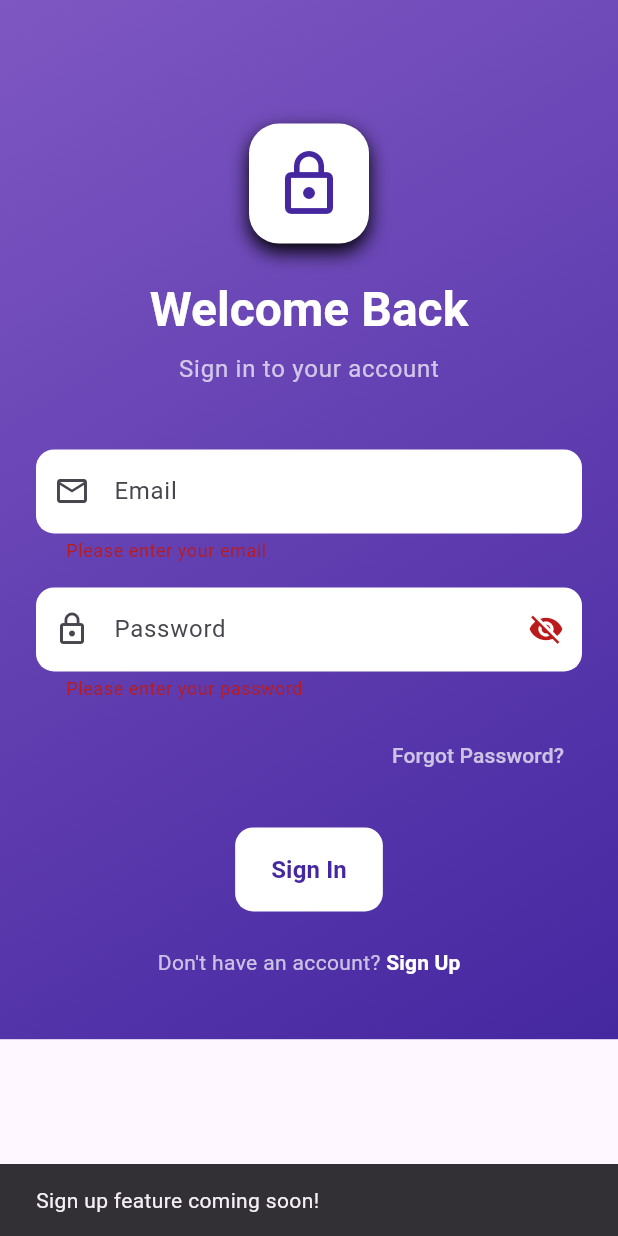
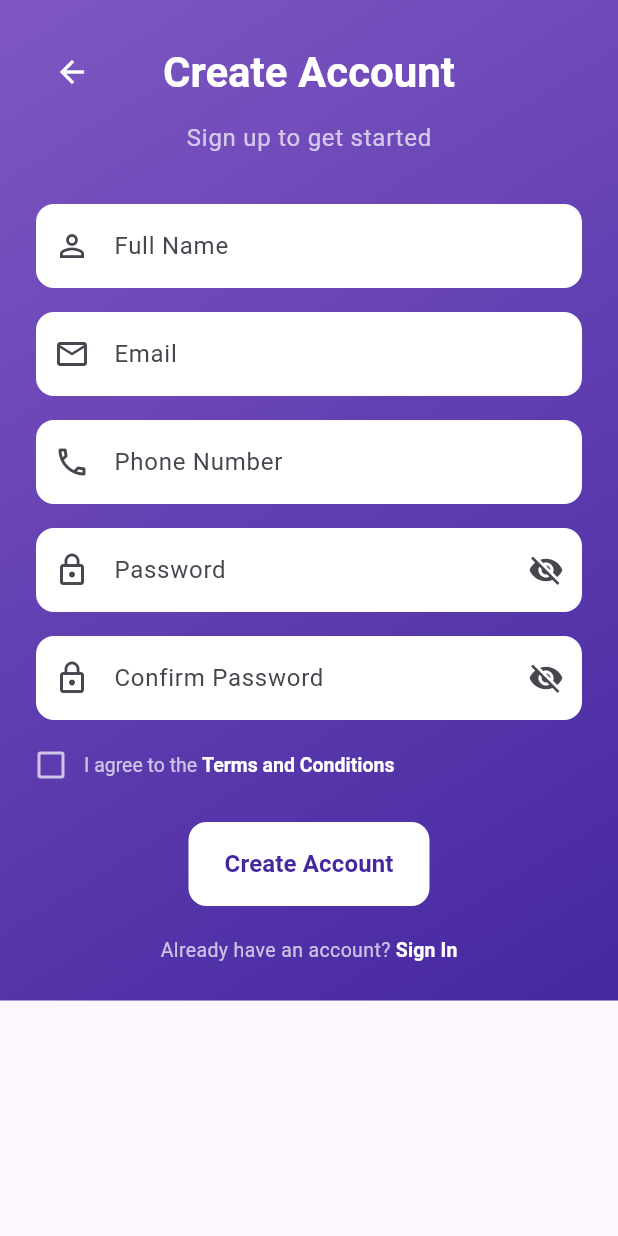
Before and after one commit to K31YY/branh_app, a Flutter app: the screen it shows after launch, after a tap on "Sign In", after a tap on "Sign Up", on a phone screen of 412 x 824 dp. Run offline on Flutter 3.47's test engine with Material 3 defaults, Android fonts, the phone set to English and light mode, and no system bars.

Commit message:
created register

```diff
--- a/lib/login.dart
+++ b/lib/login.dart
@@ -1,4 +1,5 @@
 import 'package:flutter/material.dart';
+import 'register.dart';
 
 class LoginScreen extends StatefulWidget {
   const LoginScreen({super.key});
@@ -274,9 +275,9 @@ class _LoginScreenState extends State<LoginScreen> {
                         ),
                         TextButton(
                           onPressed: () {
-                            ScaffoldMessenger.of(context).showSnackBar(
-                              const SnackBar(
-                                content: Text('Sign up feature coming soon!'),
+                            Navigator.of(context).push(
+                              MaterialPageRoute(
+                                builder: (context) => const RegisterScreen(),
                               ),
                             );
                           },
--- /dev/null
+++ b/lib/register.dart
@@ -0,0 +1,470 @@
+import 'package:flutter/material.dart';
+import 'login.dart';
+
+class RegisterScreen extends StatefulWidget {
+  const RegisterScreen({super.key});
+
+  @override
+  State<RegisterScreen> createState() => _RegisterScreenState();
+}
+
+class _RegisterScreenState extends State<RegisterScreen> {
+  late TextEditingController _fullNameController;
+  late TextEditingController _emailController;
+  late TextEditingController _passwordController;
+  late TextEditingController _confirmPasswordController;
+  late TextEditingController _phoneController;
+  final _formKey = GlobalKey<FormState>();
+  bool _obscurePassword = true;
+  bool _obscureConfirmPassword = true;
+  bool _agreedToTerms = false;
+  bool _isLoading = false;
+
+  @override
+  void initState() {
+    super.initState();
+    _fullNameController = TextEditingController();
+    _emailController = TextEditingController();
+    _passwordController = TextEditingController();
+    _confirmPasswordController = TextEditingController();
+    _phoneController = TextEditingController();
+  }
+
+  @override
+  void dispose() {
+    _fullNameController.dispose();
+    _emailController.dispose();
+    _passwordController.dispose();
+    _confirmPasswordController.dispose();
+    _phoneController.dispose();
+    super.dispose();
+  }
+
+  void _handleRegister() {
+    if (_formKey.currentState!.validate()) {
+      if (!_agreedToTerms) {
+        ScaffoldMessenger.of(context).showSnackBar(
+          const SnackBar(
+            content: Text('Please agree to Terms and Conditions'),
+            backgroundColor: Colors.red,
+          ),
+        );
+        return;
+      }
+
+      setState(() {
+        _isLoading = true;
+      });
+
+      // Simulate registration delay
+      Future.delayed(const Duration(seconds: 2), () {
+        if (mounted) {
+          setState(() {
+            _isLoading = false;
+          });
+          ScaffoldMessenger.of(context).showSnackBar(
+            SnackBar(
+              content: Text(
+                'Registration successful! Welcome ${_fullNameController.text}',
+              ),
+              backgroundColor: Colors.green,
+              duration: const Duration(seconds: 2),
+            ),
+          );
+          // Navigate to login after successful registration
+          Future.delayed(const Duration(seconds: 2), () {
+            if (mounted) {
+              Navigator.of(context).pushReplacement(
+                MaterialPageRoute(
+                  builder: (context) => const LoginScreen(),
+                ),
+              );
+            }
+          });
+        }
+      });
+    }
+  }
+
+  @override
+  Widget build(BuildContext context) {
+    return Scaffold(
+      body: Container(
+        decoration: BoxDecoration(
+          gradient: LinearGradient(
+            begin: Alignment.topLeft,
+            end: Alignment.bottomRight,
+            colors: [
+              Colors.deepPurple.shade400,
+              Colors.deepPurple.shade800,
+            ],
+          ),
+        ),
+        child: SafeArea(
+          child: SingleChildScrollView(
+            child: Padding(
+              padding: const EdgeInsets.symmetric(horizontal: 24.0),
+              child: Column(
+                crossAxisAlignment: CrossAxisAlignment.stretch,
+                children: [
+                  const SizedBox(height: 24),
+                  // Back Button and Title
+                  Row(
+                    children: [
+                      IconButton(
+                        onPressed: () => Navigator.of(context).pop(),
+                        icon: const Icon(
+                          Icons.arrow_back,
+                          color: Colors.white,
+                        ),
+                      ),
+                      Expanded(
+                        child: Text(
+                          'Create Account',
+                          style:
+                              Theme.of(context).textTheme.headlineMedium?.copyWith(
+                            color: Colors.white,
+                            fontWeight: FontWeight.bold,
+                          ),
+                          textAlign: TextAlign.center,
+                        ),
+                      ),
+                      const SizedBox(width: 48),
+                    ],
+                  ),
+                  const SizedBox(height: 8),
+                  Center(
+                    child: Text(
+                      'Sign up to get started',
+                      style: Theme.of(context).textTheme.bodyLarge?.copyWith(
+                        color: Colors.white70,
+                      ),
+                    ),
+                  ),
+                  const SizedBox(height: 32),
+                  // Registration Form
+                  Form(
+                    key: _formKey,
+                    child: Column(
+                      children: [
+                        // Full Name Field
+                        _buildTextField(
+                          controller: _fullNameController,
+                          label: 'Full Name',
+                          hint: 'Enter your full name',
+                          icon: Icons.person_outline,
+                          keyboardType: TextInputType.text,
+                          validator: (value) {
+                            if (value == null || value.isEmpty) {
+                              return 'Please enter your full name';
+                            }
+                            if (value.length < 3) {
+                              return 'Name must be at least 3 characters';
+                            }
+                            return null;
+                          },
+                        ),
+                        const SizedBox(height: 16),
+
+                        // Email Field
+                        _buildTextField(
+                          controller: _emailController,
+                          label: 'Email',
+                          hint: 'Enter your email',
+                          icon: Icons.email_outlined,
+                          keyboardType: TextInputType.emailAddress,
+                          validator: (value) {
+                            if (value == null || value.isEmpty) {
+                              return 'Please enter your email';
+                            }
+                            if (!RegExp(r'^[^@]+@[^@]+\.[^@]+')
+                                .hasMatch(value)) {
+                              return 'Please enter a valid email';
+                            }
+                            return null;
+                          },
+                        ),
+                        const SizedBox(height: 16),
+
+                        // Phone Field
+                        _buildTextField(
+                          controller: _phoneController,
+                          label: 'Phone Number',
+                          hint: 'Enter your phone number',
+                          icon: Icons.phone_outlined,
+                          keyboardType: TextInputType.phone,
+                          validator: (value) {
+                            if (value == null || value.isEmpty) {
+                              return 'Please enter your phone number';
+                            }
+                            if (!RegExp(r'^[0-9+\-\s()]+$').hasMatch(value)) {
+                              return 'Please enter a valid phone number';
+                            }
+                            return null;
+                          },
+                        ),
+                        const SizedBox(height: 16),
+
+                        // Password Field
+                        _buildPasswordField(
+                          controller: _passwordController,
+                          label: 'Password',
+                          hint: 'Create a strong password',
+                          obscureText: _obscurePassword,
+                          onVisibilityToggle: () {
+                            setState(() {
+                              _obscurePassword = !_obscurePassword;
+                            });
+                          },
+                          validator: (value) {
+                            if (value == null || value.isEmpty) {
+                              return 'Please enter a password';
+                            }
+                            if (value.length < 8) {
+                              return 'Password must be at least 8 characters';
+                            }
+                            if (!RegExp(r'[A-Z]').hasMatch(value)) {
+                              return 'Password must contain an uppercase letter';
+                            }
+                            if (!RegExp(r'[0-9]').hasMatch(value)) {
+                              return 'Password must contain a number';
+                            }
+                            return null;
+                          },
+                        ),
+                        const SizedBox(height: 16),
+
+                        // Confirm Password Field
+                        _buildPasswordField(
+                          controller: _confirmPasswordController,
+                          label: 'Confirm Password',
+                          hint: 'Confirm your password',
+                          obscureText: _obscureConfirmPassword,
+                          onVisibilityToggle: () {
+                            setState(() {
+                              _obscureConfirmPassword = !_obscureConfirmPassword;
+                            });
+                          },
+                          validator: (value) {
+                            if (value == null || value.isEmpty) {
+                              return 'Please confirm your password';
+                            }
+                            if (value != _passwordController.text) {
+                              return 'Passwords do not match';
+                            }
+                            return null;
+                          },
+                        ),
+                        const SizedBox(height: 20),
+
+                        // Terms and Conditions Checkbox
+                        Row(
+                          children: [
+                            SizedBox(
+                              width: 20,
+                              height: 20,
+                              child: Checkbox(
+                                value: _agreedToTerms,
+                                onChanged: (value) {
+                                  setState(() {
+                                    _agreedToTerms = value ?? false;
+                                  });
+                                },
+                                side: BorderSide(
+                                  color: Colors.white70,
+                                  width: 2,
+                                ),
+                                fillColor: MaterialStatePropertyAll(
+                                  _agreedToTerms
+                                      ? Colors.white
+                                      : Colors.transparent,
+                                ),
+                                checkColor: Colors.deepPurple.shade800,
+                              ),
+                            ),
+                            const SizedBox(width: 12),
+                            Expanded(
+                              child: GestureDetector(
+                                onTap: () {
+                                  setState(() {
+                                    _agreedToTerms = !_agreedToTerms;
+                                  });
+                                },
+                                child: RichText(
+                                  text: TextSpan(
+                                    text: 'I agree to the ',
+                                    style: TextStyle(
+                                      color: Colors.white70,
+                                      fontSize: 13,
+                                    ),
+                                    children: [
+                                      TextSpan(
+                                        text: 'Terms and Conditions',
+                                        style: TextStyle(
+                                          color: Colors.white,
+                                          fontWeight: FontWeight.bold,
+                                        ),
+                                      ),
+                                    ],
+                                  ),
+                                ),
+                              ),
+                            ),
+                          ],
+                        ),
+                        const SizedBox(height: 28),
+
+                        // Register Button
+                        SizedBox(
+                          height: 56,
+                          child: ElevatedButton(
+                            onPressed: _isLoading ? null : _handleRegister,
+                            style: ElevatedButton.styleFrom(
+                              backgroundColor: Colors.white,
+                              disabledBackgroundColor: Colors.grey.shade300,
+                              shape: RoundedRectangleBorder(
+                                borderRadius: BorderRadius.circular(12),
+                              ),
+                              elevation: 0,
+                            ),
+                            child: _isLoading
+                                ? SizedBox(
+                                    height: 24,
+                                    width: 24,
+                                    child: CircularProgressIndicator(
+                                      strokeWidth: 2.5,
+                                      valueColor: AlwaysStoppedAnimation<Color>(
+                                        Colors.deepPurple.shade800,
+                                      ),
+                                    ),
+                                  )
+                                : Text(
+                                    'Create Account',
+                                    style: TextStyle(
+                                      color: Colors.deepPurple.shade800,
+                                      fontSize: 16,
+                                      fontWeight: FontWeight.bold,
+                                    ),
+                                  ),
+                          ),
+                        ),
+                        const SizedBox(height: 20),
+
+                        // Sign In Link
+                        Center(
+                          child: Wrap(
+                            alignment: WrapAlignment.center,
+                            children: [
+                              Text(
+                                'Already have an account? ',
+                                style: TextStyle(
+                                  color: Colors.white70,
+                                  fontSize: 13,
+                                ),
+                              ),
+                              TextButton(
+                                onPressed: () {
+                                  Navigator.of(context).pushReplacement(
+                                    MaterialPageRoute(
+                                      builder: (context) =>
+                                          const LoginScreen(),
+                                    ),
+                                  );
+                                },
+                                style: TextButton.styleFrom(
+                                  padding: EdgeInsets.zero,
+                                  minimumSize: Size.zero,
+                                  tapTargetSize:
+                                      MaterialTapTargetSize.shrinkWrap,
+                                ),
+                                child: const Text(
+                                  'Sign In',
+                                  style: TextStyle(
+                                    color: Colors.white,
+                                    fontWeight: FontWeight.bold,
+                                    fontSize: 13,
+                                  ),
+                                ),
+                              ),
+                            ],
+                          ),
+                        ),
+                        const SizedBox(height: 24),
+                      ],
+                    ),
+                  ),
+                ],
+              ),
+            ),
+          ),
+        ),
+      ),
+    );
+  }
+
+  Widget _buildTextField({
+    required TextEditingController controller,
+    required String label,
+    required String hint,
+    required IconData icon,
+    required TextInputType keyboardType,
+    required String? Function(String?) validator,
+  }) {
+    return TextFormField(
+      controller: controller,
+      keyboardType: keyboardType,
+      decoration: InputDecoration(
+        filled: true,
+        fillColor: Colors.white,
+        labelText: label,
+        hintText: hint,
+        prefixIcon: Icon(icon),
+        border: OutlineInputBorder(
+          borderRadius: BorderRadius.circular(12),
+          borderSide: BorderSide.none,
+        ),
+        contentPadding: const EdgeInsets.symmetric(
+          vertical: 16,
+          horizontal: 16,
+        ),
+      ),
+      validator: validator,
+    );
+  }
+
+  Widget _buildPasswordField({
+    required TextEditingController controller,
+    required String label,
+    required String hint,
+    required bool obscureText,
+    required VoidCallback onVisibilityToggle,
+    required String? Function(String?) validator,
+  }) {
+    return TextFormField(
+      controller: controller,
+      obscureText: obscureText,
+      decoration: InputDecoration(
+        filled: true,
+        fillColor: Colors.white,
+        labelText: label,
+        hintText: hint,
+        prefixIcon: const Icon(Icons.lock_outline),
+        suffixIcon: IconButton(
+          icon: Icon(
+            obscureText ? Icons.visibility_off : Icons.visibility,
+          ),
+          onPressed: onVisibilityToggle,
+        ),
+        border: OutlineInputBorder(
+          borderRadius: BorderRadius.circular(12),
+          borderSide: BorderSide.none,
+        ),
+        contentPadding: const EdgeInsets.symmetric(
+          vertical: 16,
+          horizontal: 16,
+        ),
+      ),
+      validator: validator,
+    );
+  }
+}
```
